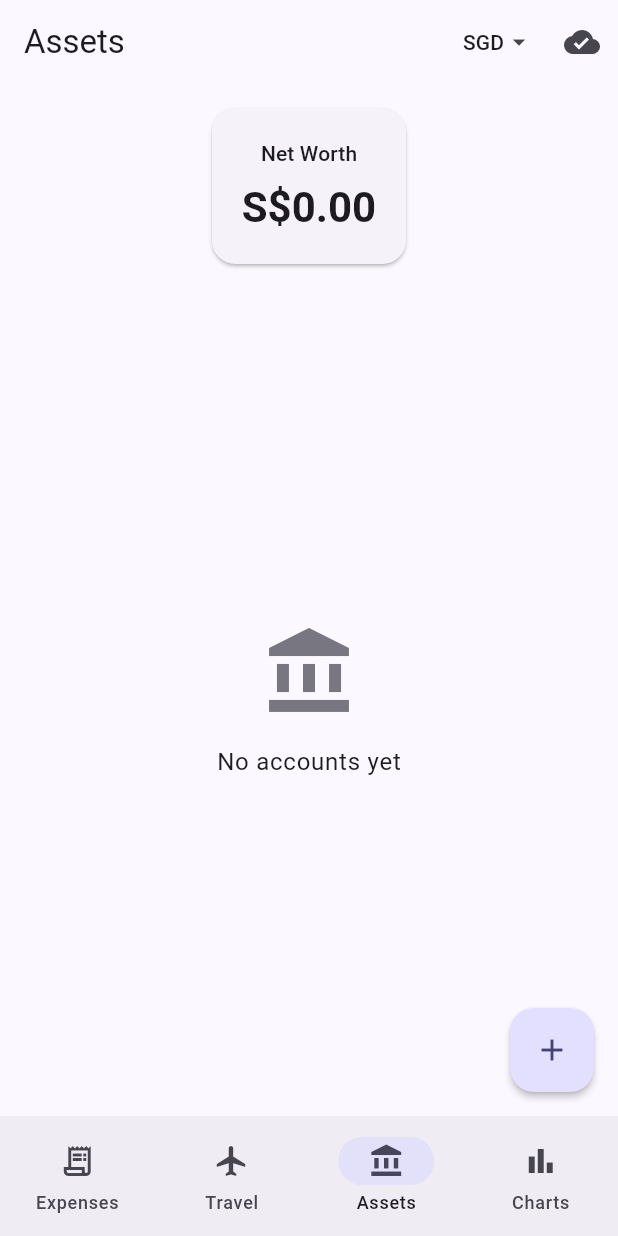
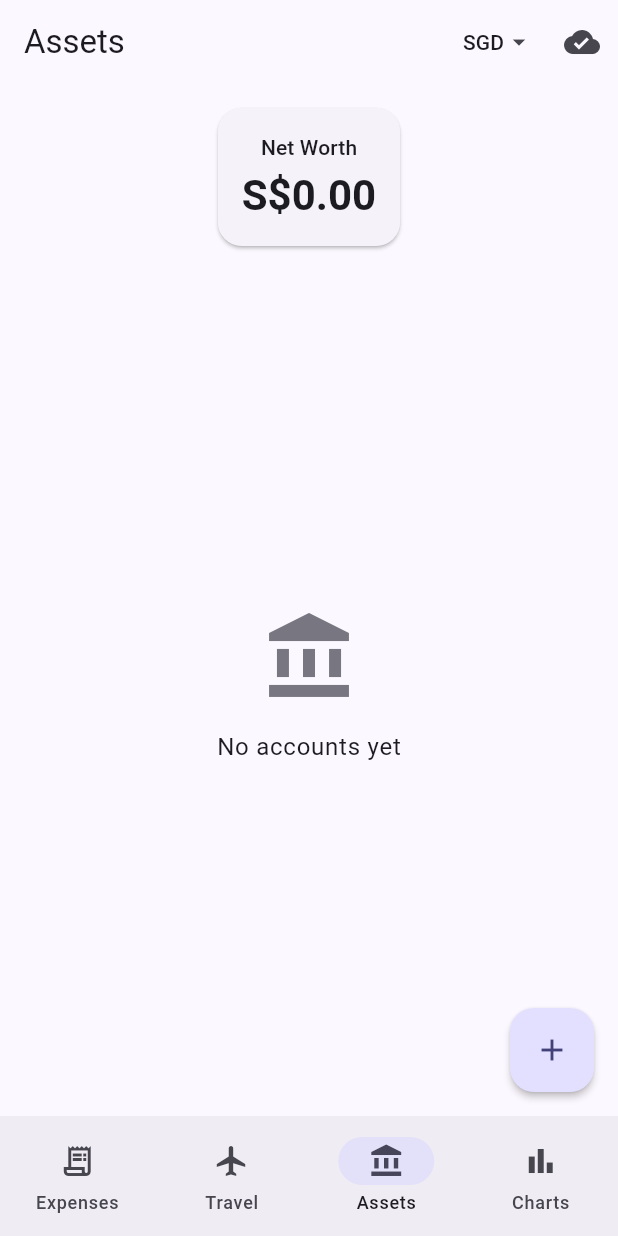
Before and after one commit to Steaunk/numi-finance, a Flutter app: the AssetOverviewScreen screen opened by its route, on a phone screen of 412 x 824 dp. Run offline on Flutter 3.47's test engine with Material 3 defaults, Android fonts, the phone set to English and light mode, and no system bars; our stand-ins replace connectivity_plus, cookie_jar, dio, dio_cookie_manager, drift, fl_chart and 8 more; accounts and stored records are empty; generated files the repository leaves out were written again.

Commit message:
Merge FIRE progress into Net Worth card for compact layout
Co-Authored-By: Claude Opus 4.6 <noreply@anthropic.com>

```diff
--- a/numi_app/lib/ui/assets/screens/asset_overview_screen.dart
+++ b/numi_app/lib/ui/assets/screens/asset_overview_screen.dart
@@ -22,7 +22,8 @@ class AssetOverviewScreen extends ConsumerWidget {
     return '$years years $rem months';
   }
 
-  Widget _buildFireCard(
+  /// FIRE section rendered inside the net worth card (below the amount).
+  Widget _buildFireSection(
       BuildContext context, WidgetRef ref, String currency) {
     final fireAsync = ref.watch(fireProgressProvider);
     return fireAsync.when(
@@ -30,59 +31,50 @@ class AssetOverviewScreen extends ConsumerWidget {
         if (fire.annualSpending <= 0) return const SizedBox.shrink();
         final pct = (fire.progress * 100).clamp(0, 9999);
         final progressClamped = fire.progress.clamp(0.0, 1.0);
-        return Card(
-          margin: const EdgeInsets.symmetric(horizontal: 16),
-          child: Padding(
-            padding: const EdgeInsets.all(16),
-            child: Column(
-              crossAxisAlignment: CrossAxisAlignment.start,
+        final dimStyle = Theme.of(context).textTheme.bodySmall?.copyWith(
+              color: Theme.of(context).colorScheme.outline,
+            );
+        return Column(
           children: [
+            const Divider(height: 24),
             Row(
               children: [
-                    Text('FIRE Progress',
-                        style: Theme.of(context).textTheme.titleSmall),
-                    const Spacer(),
+                Text('FIRE', style: Theme.of(context).textTheme.bodySmall),
+                const SizedBox(width: 8),
+                Expanded(
+                  child: ClipRRect(
+                    borderRadius: BorderRadius.circular(4),
+                    child: LinearProgressIndicator(
+                      value: progressClamped,
+                      minHeight: 6,
+                    ),
+                  ),
+                ),
+                const SizedBox(width: 8),
                 Text(
                   '${pct.toStringAsFixed(1)}%',
-                      style: Theme.of(context).textTheme.titleMedium?.copyWith(
+                  style: Theme.of(context).textTheme.bodySmall?.copyWith(
                         fontWeight: FontWeight.bold,
                         color: Theme.of(context).colorScheme.primary,
                       ),
                 ),
               ],
             ),
-                const SizedBox(height: 10),
-                ClipRRect(
-                  borderRadius: BorderRadius.circular(4),
-                  child: LinearProgressIndicator(
-                    value: progressClamped,
-                    minHeight: 8,
-                  ),
-                ),
-                const SizedBox(height: 10),
+            const SizedBox(height: 6),
             Row(
               mainAxisAlignment: MainAxisAlignment.spaceBetween,
               children: [
                 Text(
-                      'Spending: ${CurrencyUtils.format(fire.annualSpending, currency)}/yr',
-                      style: Theme.of(context).textTheme.bodySmall,
-                    ),
+                    '${CurrencyUtils.format(fire.annualSpending, currency)}/yr',
+                    style: dimStyle),
                 Text(
-                      'Target: ${CurrencyUtils.format(fire.fireNumber, currency)}',
-                      style: Theme.of(context).textTheme.bodySmall,
+                    'Target ${CurrencyUtils.format(fire.fireNumber, currency)}',
+                    style: dimStyle),
+                Text('Runway ${_formatRunway(fire.runwayMonths)}',
+                    style: dimStyle),
+              ],
             ),
           ],
-                ),
-                const SizedBox(height: 6),
-                Text(
-                  'Runway: ${_formatRunway(fire.runwayMonths)}',
-                  style: Theme.of(context).textTheme.bodySmall?.copyWith(
-                        color: Theme.of(context).colorScheme.outline,
-                      ),
-                ),
-              ],
-            ),
-          ),
         );
       },
       loading: () => const SizedBox.shrink(),
@@ -126,17 +118,17 @@ class AssetOverviewScreen extends ConsumerWidget {
       ),
       body: Column(
         children: [
-          // Net worth card
+          // Net worth + FIRE progress card
           netWorthAsync.when(
             data: (netWorth) => Card(
-              margin: const EdgeInsets.all(16),
+              margin: const EdgeInsets.fromLTRB(16, 16, 16, 8),
               child: Padding(
-                padding: const EdgeInsets.all(20),
+                padding: const EdgeInsets.all(16),
                 child: Column(
                   children: [
                     Text('Net Worth',
                         style: Theme.of(context).textTheme.titleSmall),
-                    const SizedBox(height: 8),
+                    const SizedBox(height: 4),
                     Text(
                       CurrencyUtils.format(netWorth, displayCurrency),
                       style: Theme.of(context)
@@ -144,21 +136,20 @@ class AssetOverviewScreen extends ConsumerWidget {
                           .headlineMedium
                           ?.copyWith(fontWeight: FontWeight.bold),
                     ),
+                    _buildFireSection(context, ref, displayCurrency),
                   ],
                 ),
               ),
             ),
             loading: () => const Card(
-              margin: EdgeInsets.all(16),
+              margin: EdgeInsets.fromLTRB(16, 16, 16, 8),
               child: Padding(
-                padding: EdgeInsets.all(20),
+                padding: EdgeInsets.all(16),
                 child: Center(child: CircularProgressIndicator()),
               ),
             ),
             error: (e, _) => const SizedBox.shrink(),
           ),
-          // FIRE progress card
-          _buildFireCard(context, ref, displayCurrency),
           // Account list
           Expanded(
             child: accountsAsync.when(
```
Lines whose indentation alone changed are shown as unchanged.
